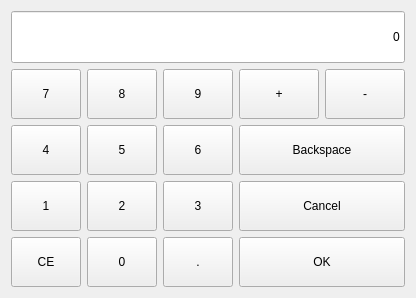
Qt form custom_widgets/lineeditwithvirtualnumerickeypad/virtualnumerickeypaddialog.ui (GaussCheng/2-5AxisPunch) before a commit.
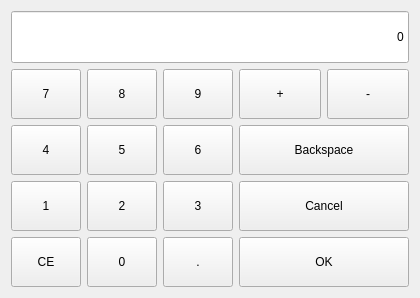
The same form after that commit. Icons and pictures are not drawn.

```diff
--- a/custom_widgets/lineeditwithvirtualnumerickeypad/virtualnumerickeypaddialog.ui
+++ b/custom_widgets/lineeditwithvirtualnumerickeypad/virtualnumerickeypaddialog.ui
@@ -6,7 +6,7 @@
    <rect>
     <x>0</x>
     <y>0</y>
-    <width>396</width>
+    <width>420</width>
     <height>298</height>
    </rect>
   </property>
```
Left out of the diff: 50 changed lines with no effect on the pictures.
